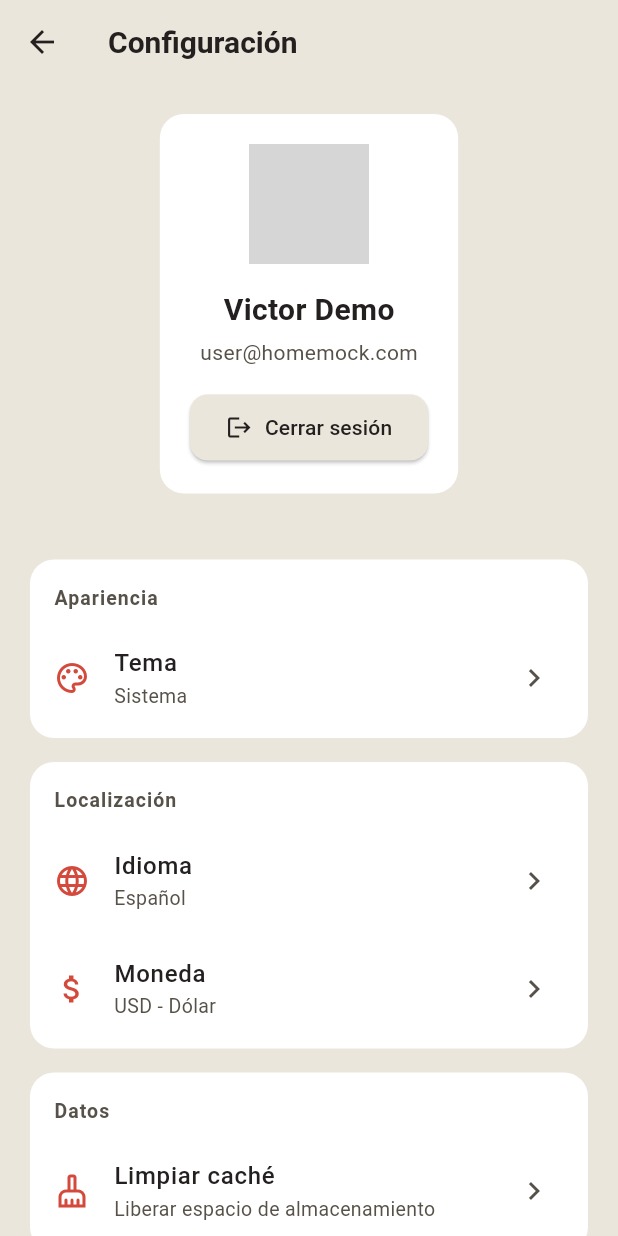
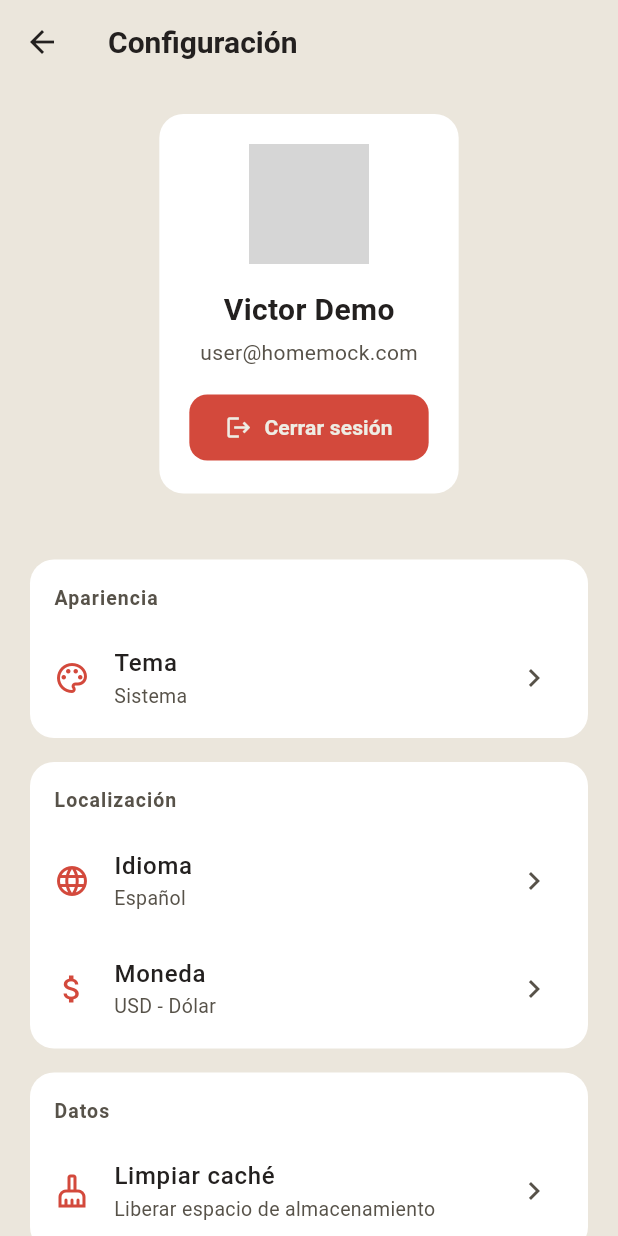
Before and after one commit to palmerovicdev/home_mock, a Flutter app: the SettingsPage screen opened by its route, on a phone screen of 412 x 824 dp. Run offline on Flutter 3.47's test engine with Material 3 defaults, Android fonts, the light colour scheme and no system bars; our stand-ins replace animate_do, bloc, cached_network_image, equatable, flutter_bloc, freezed_annotation and 4 more; missing offline and left inert: flutter_motionly, screen_corner_radius; accounts and stored records are empty; network calls fail; grey boxes are pictures that could not be loaded.

Commit message:
feat: improve clos session button and search widget

```diff
--- a/lib/presentation/page/setting_section/profile_section.dart
+++ b/lib/presentation/page/setting_section/profile_section.dart
@@ -48,12 +48,12 @@ class ProfileSection extends StatelessWidget {
             ),
           ),
           const SizedBox(height: 16),
-          ElevatedButton.icon(
+          TextButton.icon(
             onPressed: () {
               _showLogoutDialog(context);
             },
-            style: ElevatedButton.styleFrom(
-              backgroundColor: theme.bgDark,
+            style: TextButton.styleFrom(
+              backgroundColor: theme.primary,
               foregroundColor: theme.text,
               padding: const EdgeInsets.symmetric(
                 horizontal: 24,
@@ -63,8 +63,19 @@ class ProfileSection extends StatelessWidget {
                 borderRadius: BorderRadius.circular(12),
               ),
             ),
-            icon: const Icon(Icons.logout, size: 18),
-            label: const Text('Cerrar sesión'),
+            icon: Icon(
+              Icons.logout,
+              size: 18,
+              color: theme.sText,
+            ),
+            label: Text(
+              'Cerrar sesión',
+              style: TextStyle(
+                fontSize: 14,
+                fontWeight: FontWeight.w600,
+                color: theme.sText,
+              ),
+            ),
           ),
         ],
       ),
@@ -88,6 +99,9 @@ class ProfileSection extends StatelessWidget {
           TextButton(
             onPressed: () => context.pop(),
             child: Text('Cancelar', style: TextStyle(color: theme.textMuted)),
+            style: TextButton.styleFrom(
+              overlayColor: theme.primary,
+            ),
           ),
           TextButton(
             onPressed: () {
@@ -95,6 +109,9 @@ class ProfileSection extends StatelessWidget {
               context.pop();
               context.pop();
             },
+            style: TextButton.styleFrom(
+              overlayColor: theme.primary,
+            ),
             child: Text(
               'Cerrar sesión',
               style: TextStyle(color: theme.primary),
```
Also changed, not shown: lib/presentation/page/home_section/home_search_bar.dart (+5 -5 lines).
